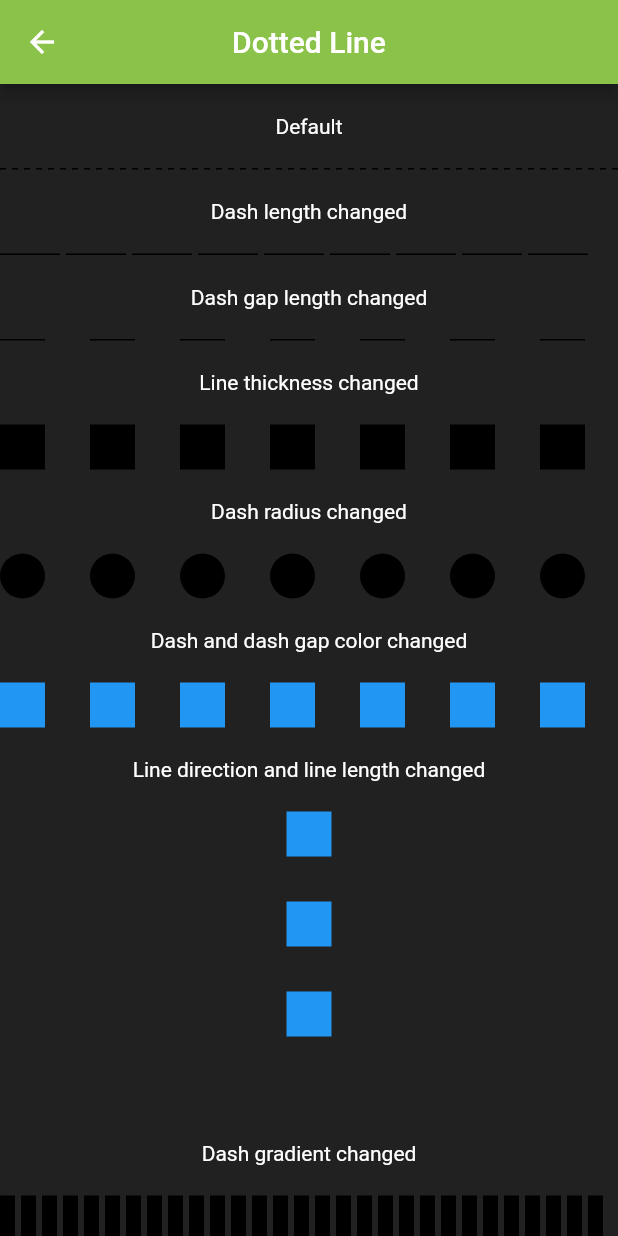
After one commit to nivyragavan/widgets_together, a Flutter app: the screen it shows after launch, after a tap on "Dotted Line", on a phone screen of 412 x 824 dp. The commit adds this screen. Run offline on Flutter 3.47's test engine with Material 2 defaults, Android fonts, the phone set to English and light mode, and no system bars; drawn by our look-alikes of dotted_line; our stand-ins replace dotted_border, easy_localization, geocoding, geolocator, get, google_maps_flutter and 1 more; missing offline and left inert: flutter_google_places, flutter_polyline_points, google_api_headers, google_maps_webservice; network calls fail.

Commit message:
new screens added

```diff
--- a/lib/view/home_screen.dart
+++ b/lib/view/home_screen.dart
@@ -1,11 +1,16 @@
 import 'package:flutter/material.dart';
 import 'package:get/get.dart';
 import 'package:new_widgets/view/screens/adaptive_screen.dart';
+import 'package:new_widgets/view/screens/clip_path_screen.dart';
 import 'package:new_widgets/view/screens/dark_theme_screen.dart';
+import 'package:new_widgets/view/screens/dotted_border_screen.dart';
+import 'package:new_widgets/view/screens/dotted_lines_screen.dart';
 import 'package:new_widgets/view/screens/geo_locator_screen.dart';
 import 'package:new_widgets/view/screens/google_map_polylines_screen.dart';
+import 'package:new_widgets/view/screens/listview_navigation_screen.dart';
 import 'package:new_widgets/view/screens/location_autocomplete_screen.dart';
 import 'package:new_widgets/view/screens/map_with_custom_marker_screen.dart';
+import 'package:new_widgets/view/screens/marquee_screen.dart';
 import 'package:new_widgets/view/screens/navigation_rail_screen.dart';
 import 'package:new_widgets/view/screens/interactive_viewer_screen.dart';
 import 'package:new_widgets/view/screens/intrinsic_height_screen.dart';
@@ -13,6 +18,7 @@ import 'package:new_widgets/view/screens/neumorphism_screen.dart';
 import 'package:new_widgets/view/screens/notch_nav_screen.dart';
 import 'package:new_widgets/view/screens/number_pagination_screen.dart';
 import 'package:new_widgets/view/screens/pagination_screen.dart';
+import 'package:new_widgets/view/screens/reorderable_listview_screen.dart';
 import 'package:new_widgets/view/screens/shader_mask_screen.dart';
 import 'package:new_widgets/view/screens/stepper_screen.dart';
 
@@ -118,6 +124,42 @@ class HomeScreen extends StatelessWidget {
                   onPressed: () {
                     Get.to(const GoogleMapPolylineScreen());
                   }),
+              buildChipItems(
+                  label: 'Marquee',
+                  color: Colors.teal,
+                  onPressed: () {
+                    Get.to(const MarqueeScreen());
+                  }),
+              buildChipItems(
+                  label: 'Dotted Line',
+                  color: Colors.lightGreen,
+                  onPressed: () {
+                    Get.to(const DottedLinesScreen());
+                  }),
+              buildChipItems(
+                  label: 'Dotted Border',
+                  color: Colors.indigo,
+                  onPressed: () {
+                    Get.to(DottedBorderScreen());
+                  }),
+              buildChipItems(
+                  label: 'Reorderable Listview',
+                  color: Colors.orange,
+                  onPressed: () {
+                    Get.to(const ReorderableListviewScreen());
+                  }),
+              buildChipItems(
+                  label: 'Listview Navigation',
+                  color: Colors.pink,
+                  onPressed: () {
+                    Get.to(ListviewNavigationScreen());
+                  }),
+              buildChipItems(
+                  label: 'Clip Path',
+                  color: Colors.deepPurpleAccent,
+                  onPressed: () {
+                    Get.to(const ClipPathScreen());
+                  }),
             ],
           )),
     ));
--- /dev/null
+++ b/lib/view/screens/dotted_lines_screen.dart
@@ -0,0 +1,102 @@
+import 'package:dotted_line/dotted_line.dart';
+import 'package:flutter/material.dart';
+
+class DottedLinesScreen extends StatelessWidget {
+  const DottedLinesScreen({Key? key}) : super(key: key);
+
+  @override
+  Widget build(BuildContext context) {
+    return Scaffold(
+      appBar: AppBar(
+        title: const Text('Dotted Line'),
+        centerTitle: true,
+        backgroundColor: Colors.lightGreen,
+      ),
+      body: SingleChildScrollView(
+        child: Column(
+          children: <Widget>[
+            const SizedBox(height: 20),
+            const Text("Default"),
+            const SizedBox(height: 20),
+            const DottedLine(),
+            const SizedBox(height: 20),
+            const Text("Dash length changed"),
+            const SizedBox(height: 20),
+            const DottedLine(dashLength: 40),
+            const SizedBox(height: 20),
+            const Text("Dash gap length changed"),
+            const SizedBox(height: 20),
+            const DottedLine(dashLength: 30, dashGapLength: 30),
+            const SizedBox(height: 20),
+            const Text("Line thickness changed"),
+            const SizedBox(height: 20),
+            const DottedLine(
+              dashLength: 30,
+              dashGapLength: 30,
+              lineThickness: 30,
+            ),
+            const SizedBox(height: 20),
+            const Text("Dash radius changed"),
+            const SizedBox(height: 20),
+            const DottedLine(
+              dashLength: 30,
+              dashGapLength: 30,
+              lineThickness: 30,
+              dashRadius: 16,
+            ),
+            const SizedBox(height: 20),
+            const Text("Dash and dash gap color changed"),
+            const SizedBox(height: 20),
+            const DottedLine(
+              dashLength: 30,
+              dashGapLength: 30,
+              lineThickness: 30,
+              dashColor: Colors.blue,
+              dashGapColor: Colors.red,
+            ),
+            const SizedBox(height: 20),
+            const Text("Line direction and line length changed"),
+            const SizedBox(height: 20),
+            const DottedLine(
+              dashLength: 30,
+              dashGapLength: 30,
+              lineThickness: 30,
+              dashColor: Colors.blue,
+              dashGapColor: Colors.red,
+              direction: Axis.vertical,
+              lineLength: 200,
+            ),
+            const SizedBox(height: 20),
+            const Text("Dash gradient changed"),
+            const SizedBox(height: 20),
+            DottedLine(
+              dashGradient: const [
+                Colors.red,
+                Colors.blue,
+              ],
+              dashLength: 10,
+              lineThickness: 30,
+            ),
+            const SizedBox(height: 20),
+            const Text("Dash gradient and dash gap gradient changed"),
+            const SizedBox(height: 20),
+            DottedLine(
+              dashGradient: [
+                Colors.red,
+                Colors.red.withAlpha(0),
+              ],
+              dashGapGradient: [
+                Colors.blue,
+                Colors.blue.withAlpha(0),
+              ],
+              dashLength: 10,
+              dashGapLength: 10,
+              lineThickness: 30,
+            ),
+            const SizedBox(height: 20),
+          ],
+        ),
+      ),
+    );
+  }
+}
--- a/pubspec.yaml
+++ b/pubspec.yaml
@@ -48,6 +48,9 @@ dependencies:
   flutter_google_places: ^0.3.0
   google_api_headers: ^1.5.0
   google_maps_webservice: ^0.0.19
+  marquee: ^2.2.3
+  dotted_line: ^3.1.0
+  dotted_border: ^2.0.0+3
 
 
 dev_dependencies:
```
Also changed, not shown: lib/model/listview_navigation_model.dart (added, +7 -0 lines), lib/view/screens/clip_path_screen.dart (added, +23 -0 lines), lib/view/screens/dotted_border_screen.dart (added, +73 -0 lines), lib/view/screens/listview_navigation/navigated_user_screen.dart (added, +40 -0 lines), lib/view/screens/listview_navigation_screen.dart (added, +50 -0 lines), lib/view/screens/marquee_screen.dart (added, +42 -0 lines), lib/view/screens/reorderable_listview_screen.dart (added, +40 -0 lines), pubspec.lock.
